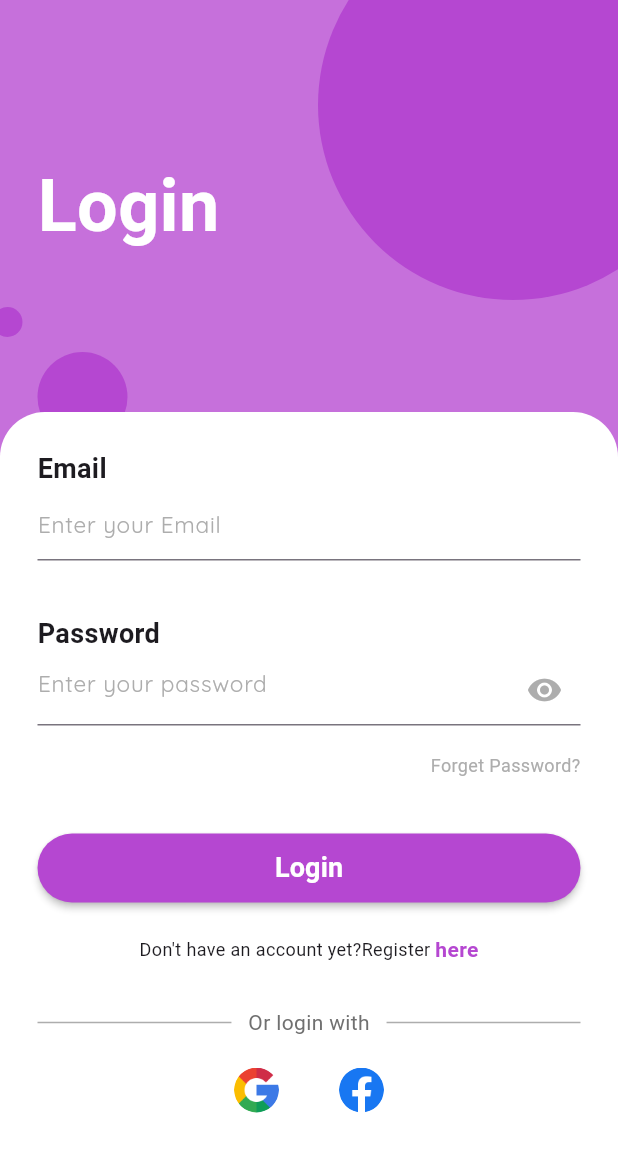
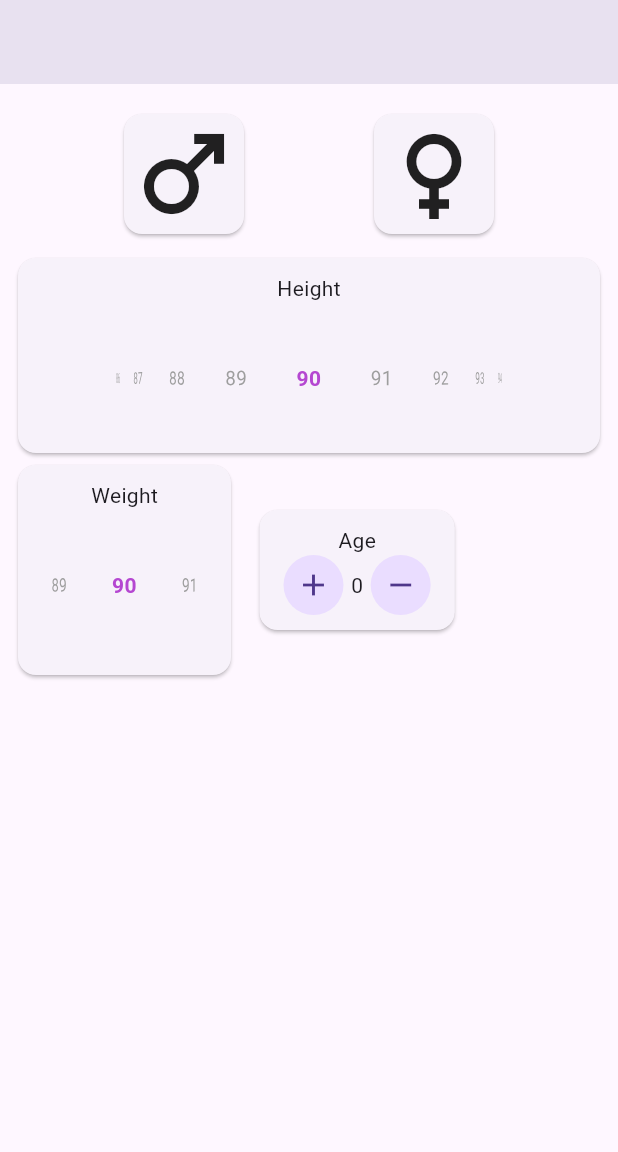
Before and after one commit to basm1610/be_healthy, a Flutter app: the screen it shows after launch, on a phone screen of 412 x 824 dp. Shown: the top 1152 px of the screen. Run offline on Flutter 3.47's test engine with Material 3 defaults, Android fonts, the phone set to English and light mode, and no system bars; drawn by our look-alikes of wheel_chooser; our stand-ins replace flutter_svg, get, google_fonts, syncfusion_flutter_gauges; missing offline and left inert: flutter_ruler_picker, horizontal_picker, rulers.

Commit message:
data screen

```diff
--- a/lib/controller/login_controller.dart
+++ b/lib/controller/login_controller.dart
@@ -21,31 +21,30 @@ class LoginController extends GetxController {
   // statuscode 201 when created user
   // statuscode 200 ok success login
 
-   var  apiUrl = "http://localhost:3000/login";
   // login() async {
   //   http.post(Uri.parse("http://localhost:3000/register"));
 
   //   update();
   // }
 
-  Future<void> sendPostRequest() async {
-    var response = await http.post(Uri.parse('http://192.168.1.7:3000/login'),
-        headers: {"Content-Type": "application/json"},
-        body: jsonEncode({
-          "username": username.text,
-          "password": password.text,
-        }));
-    if (response.statusCode == 200) {
-      log("success");
-    } else {
-      log("fiald");
-    }
-  }
+  // Future<void> sendPostRequest() async {
+  //   var response = await http.post(Uri.parse('http://192.168.1.7:3000/login'),
+  //       headers: {"Content-Type": "application/json"},
+  //       body: jsonEncode({
+  //         "username": username.text,
+  //         "password": password.text,
+  //       }));
+  //   if (response.statusCode == 200) {
+  //     log("success");
+  //   } else {
+  //     log("fiald");
+  //   }
+  // }
 
-  @override
-  void onInit() {
-    username = TextEditingController();
-    password = TextEditingController();
-    super.onInit();
-  }
+  // @override
+  // void onInit() {
+  //   username = TextEditingController();
+  //   password = TextEditingController();
+  //   super.onInit();
+  // }
 }
--- a/lib/main.dart
+++ b/lib/main.dart
@@ -1,8 +1,10 @@
 import 'package:be_healthy/view/auth/login_screen.dart';
+import 'package:be_healthy/view/mydata/screen_one.dart';
 import 'package:be_healthy/view/onboarding/onboarding_screen.dart';
 import 'package:be_healthy/view/splash_screen.dart';
 import 'package:flutter/material.dart';
 import 'package:get/get.dart';
+
 void main() {
   runApp(const MyApp());
 }
@@ -14,10 +16,11 @@ class MyApp extends StatelessWidget {
   @override
   Widget build(BuildContext context) {
     return const GetMaterialApp(
-      debugShowCheckedModeBanner: false,
-      title: 'Flutter Demo',
-      home: LoginScreen(),
-      // SplashScreen(),
-    );
+        debugShowCheckedModeBanner: false,
+        title: 'Flutter Demo',
+        home: ScreenOne()
+        //  LoginScreen(),
+        // SplashScreen(),
+        );
   }
 }
--- a/lib/view/auth/login_screen.dart
+++ b/lib/view/auth/login_screen.dart
@@ -71,7 +71,7 @@ class LoginScreen extends StatelessWidget {
                     return CustomButton(
                         text: "Login",
                         onPressed: () {
-                          controller.sendPostRequest();
+
                         });
                   }),
                   const SizedBox(
--- /dev/null
+++ b/lib/view/mydata/screen_one.dart
@@ -0,0 +1,139 @@
+import 'package:be_healthy/controller/test.dart';
+import 'package:be_healthy/core/constant/color.dart';
+import 'package:flutter/material.dart';
+import 'package:get/get.dart';
+import 'package:wheel_chooser/wheel_chooser.dart';
+
+class ScreenOne extends StatelessWidget {
+  const ScreenOne({super.key});
+
+  @override
+  Widget build(BuildContext context) {
+    Get.put(testController());
+    return Scaffold(
+      appBar: AppBar(),
+      body: Padding(
+        padding: const EdgeInsets.all(8.0),
+        child: Column(
+          // crossAxisAlignment: CrossAxisAlignment.start,
+          children: [
+            const Row(
+              mainAxisAlignment: MainAxisAlignment.spaceEvenly,
+              children: [
+                Padding(
+                  padding: EdgeInsets.all(8.0),
+                  child: Card(
+                    child: Icon(Icons.male, size: 80),
+                  ),
+                ),
+                Padding(
+                  padding: EdgeInsets.all(8.0),
+                  child: Card(
+                    child: Icon(Icons.female, size: 80),
+                  ),
+                ),
+              ],
+            ),
+            Card(
+              child: Column(children: [
+                const SizedBox(
+                  height: 10,
+                ),
+                const Text("Height"),
+                Container(
+                  child: WheelChooser.integer(
+                    listWidth: 100.0,
+                    onValueChanged: (weight) {},
+                    maxValue: 200,
+                    minValue: 1,
+                    initValue: 90,
+                    horizontal: true,
+                    selectTextStyle: const TextStyle(
+                      color: AppColor.primaryColor,
+                      fontWeight: FontWeight.bold,
+                    ),
+                    unSelectTextStyle: const TextStyle(
+                      color: Colors.grey,
+                    ),
+                  ),
+                ),
+              ]),
+            ),
+            Row(
+              children: [
+                Container(
+                  width: 150,
+                  child: Card(
+                    child: Padding(
+                        padding: const EdgeInsets.symmetric(
+                            horizontal: 16, vertical: 10),
+                        child: Column(
+                          children: [
+                            const Text("Weight"),
+                            WheelChooser.integer(
+                              listWidth: 100.0,
+                              onValueChanged: (weight) {},
+                              maxValue: 200,
+                              minValue: 1,
+                              initValue: 90,
+                              horizontal: true,
+                              selectTextStyle: const TextStyle(
+                                color: AppColor.primaryColor,
+                                fontWeight: FontWeight.bold,
+                              ),
+                              unSelectTextStyle: const TextStyle(
+                                color: Colors.grey,
+                              ),
+                            ),
+                          ],
+                        )),
+                  ),
+                ),
+                GetBuilder<testController>(
+                    builder: (controller) => Card(
+                          margin: EdgeInsets.all(15),
+                          child: Padding(
+                            padding: EdgeInsets.symmetric(
+                                horizontal: 16, vertical: 10),
+                            child: Column(children: [
+                              Text("Age"),
+                              Row(
+                                mainAxisAlignment:
+                                    MainAxisAlignment.spaceBetween,
+                                children: [
+                                  InkWell(
+                                    onTap: () {
+                                      controller.add();
+                                    },
+                                    child: CircleAvatar(
+                                      child: Icon(Icons.add),
+                                    ),
+                                  ),
+                                  SizedBox(
+                                    width: 5,
+                                  ),
+                                  Text("${controller.number}"),
+                                  SizedBox(
+                                    width: 5,
+                                  ),
+                                  InkWell(
+                                    onTap: () {
+                                      controller.minus();
+                                    },
+                                    child: CircleAvatar(
+                                      child: Icon(Icons.remove),
+                                    ),
+                                  ),
+                                ],
+                              )
+                            ]),
+                          ),
+                        ))
+              ],
+            )
+          ],
+        ),
+      ),
+    );
+  }
+}
```
Also changed, not shown: lib/controller/test.dart (added, +17 -0 lines), lib/view/onboarding/onboarding_one.dart (+7 -3 lines), lib/view/onboarding/onboarding_screen.dart (+18 -42 lines), lib/widget/onboarding/widget.dart (added, +22 -0 lines), assets/images/image1.png (renamed from assets/images/Ellipse 3943.png), assets/images/image2.png (renamed from assets/images/Ellipse 2.png), assets/images/image3.png (renamed from assets/images/Ellipse 2 (1).png), assets/images/image4.png (added), assets/images/image5.png (added).
